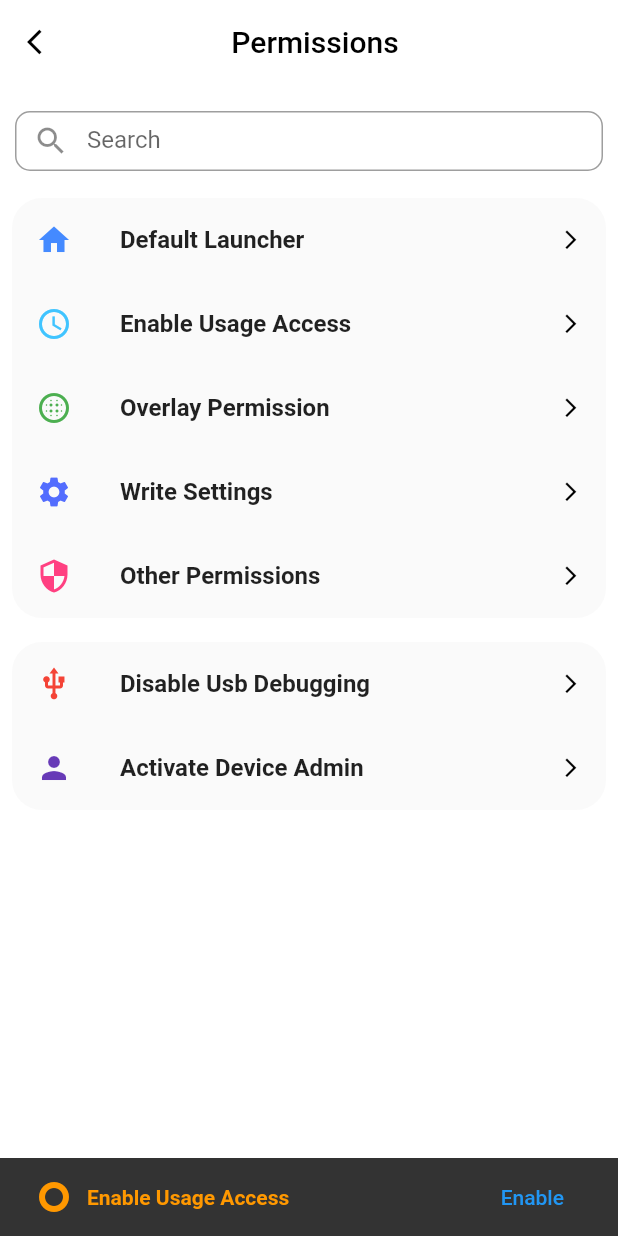
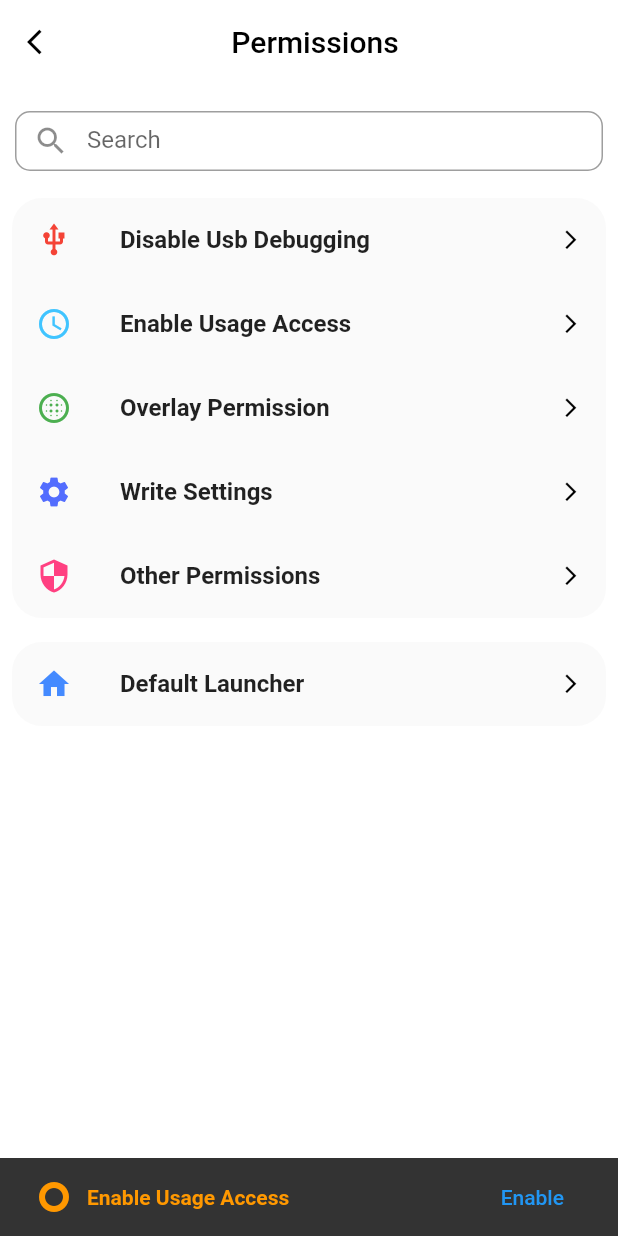
Before and after one commit to CipherMDM/swey, a Flutter app: the PermissionsPage screen opened directly, after a tap on "Default Launcher", on a phone screen of 412 x 824 dp. Run offline on Flutter 3.47's test engine with Material 2 defaults, Android fonts, the phone set to English and light mode, and no system bars; our stand-ins replace sembast; missing offline and left inert: device_apps, permissions_kiosk; statements that could not run were skipped.

```diff
--- a/lib/setUp.dart
+++ b/lib/setUp.dart
@@ -10,6 +10,8 @@ import 'package:sembast/sembast.dart';
 import 'DataBase/db.dart';
 
 class SetUp extends StatefulWidget {
+  bool back;
+  SetUp({this.back});
   @override
   _SetUpState createState() => _SetUpState();
 }
@@ -54,7 +56,7 @@ class _SetUpState extends State<SetUp> {
       appBar: AppBar(
         elevation: 0,
         backgroundColor: Colors.white,
-        leading: IconButton(icon: Icon(Icons.arrow_back_ios,size: 20,color: Colors.black,),onPressed: (){Navigator.of(context).pop();},),
+        leading: widget.back==null? IconButton(icon: Icon(Icons.arrow_back_ios,size: 20,color: Colors.black,),onPressed: (){Navigator.of(context).pop();},):Center(),
         actions: <Widget>[
           IconButton(icon: Icon(Icons.highlight_off,color: Colors.red,),onPressed: (){
              methodChannel.invokeMethod("Deactivate").then((_){
--- a/lib/setup/permissionspage.dart
+++ b/lib/setup/permissionspage.dart
@@ -1,9 +1,9 @@
 import 'dart:async';
-
 import 'package:flutter/cupertino.dart';
 import 'package:flutter/material.dart';
 import 'package:flutter/services.dart';
 import 'package:permissions_kiosk/permissions_kiosk.dart';
+import 'package:swey/DataBase/db.dart';
 import 'package:swey/systemconfig.dart';
 // import 'package:permission_handler/permission_handler.dart';
 
@@ -57,12 +57,12 @@ class _PermissionsState extends State<PermissionsPage> {
 
     await PermissionsKiosk.currentLauncher().then((islan){
                                                   if(islan){
-                                              if(mounted)
+
                                                setState(() {
                                                  laun = Colors.green;
                                                });
                                            }else{
-                                             if(mounted)
+
                                                 setState(() {
                                                  laun = Colors.transparent;
                                                });
@@ -70,13 +70,13 @@ class _PermissionsState extends State<PermissionsPage> {
                            });
     await PermissionsKiosk.isUsageSettings().then((isus){
                                              if(isus){
-                                              if(mounted)
+
                                                setState(() {
                                                  usage = Colors.green;
                                                  isusage = true;
                                                });
                                            }else{
-                                             if(mounted)
+
                                                 setState(() {
                                                  usage = Colors.transparent;
                                                  isusage = false;
@@ -85,13 +85,13 @@ class _PermissionsState extends State<PermissionsPage> {
                            });
     await PermissionsKiosk.isDrawSettings().then((isdr){
                                                   if(isdr){
-                                            if(mounted)
+
                                                setState(() {
                                                  draw = Colors.green;
                                                  isdraw = true;
                                                });
                                            }else{
-                                             if(mounted)
+
                                                 setState(() {
                                                  draw = Colors.transparent;
                                                   isdraw = false;
@@ -100,14 +100,14 @@ class _PermissionsState extends State<PermissionsPage> {
                            });
     await PermissionsKiosk.isWriteSettings().then((iswr){
                                                   if(iswr){
-                                              if(mounted)
+
 
                                                setState(() {
                                                  write = Colors.green;
                                                   iswrite = true;
                                                });
                                            }else{
-                                              if(mounted)
+
 
                                                 setState(() {
                                                   write = Colors.transparent;
@@ -120,6 +120,7 @@ class _PermissionsState extends State<PermissionsPage> {
 
       if(!_){
          usb = Colors.green;
+         isusb=true;
 
       }
     });
@@ -239,86 +240,23 @@ class _PermissionsState extends State<PermissionsPage> {
                         children: <Widget>[
 
                            ListTile(
-                            leading: Icon(Icons.home,color: Colors.blueAccent),
-                            title: Row(
+                            trailing: Icon(Icons.arrow_forward_ios,color: Colors.black,size: 15,),
+                            leading: Icon(Icons.usb,color: Colors.red,),
+
+                            title:Row(
                               mainAxisAlignment: MainAxisAlignment.spaceBetween,
                               children: <Widget>[
-                                 Text("Default Launcher",style: TextStyle(fontWeight: FontWeight.bold),),
-                                 Icon(CupertinoIcons.check_mark_circled_solid,color: laun,)
-
-
+                                Text("Disable Usb Debugging",style: TextStyle(fontWeight: FontWeight.bold),),
+                                Icon(CupertinoIcons.check_mark_circled_solid,color: usb,)
 
                               ],
                             ),
-                            trailing: Icon(Icons.arrow_forward_ios,color: Colors.black,size: 15,),
                             onTap: (){
-                                      if(!isusage){
-
-                                          Scaffold.of(context).showSnackBar(
-                                            SnackBar(
-                                              action: SnackBarAction(label: "Enable",onPressed: (){
-                                                   PermissionsKiosk.getUsageSettings();
-                                              },),
-                                              content:Row(
-
-                                              children: <Widget>[
-                                                 Padding(
-                                                  padding: EdgeInsets.only(right: 10),
-                                                  child:  Icon(Icons.trip_origin,color: Colors.orange,),
-                                                ),
-                                                Text("Enable Usage Access",style: TextStyle(color: Colors.orange,fontWeight: FontWeight.bold),)
-
-                                              ],),
-
-                                              ));
-
-                                      }else if(!isdraw){
-
-                                          Scaffold.of(context).showSnackBar(
-                                            SnackBar(
-                                              action: SnackBarAction(label: "Enable",onPressed: (){
-                                                   PermissionsKiosk.getDrawSettings();
-                                              },),
-                                              content:Row(
-                                              children: <Widget>[
-                                                Padding(
-                                                  padding: EdgeInsets.only(right: 10),
-                                                  child:  Icon(Icons.trip_origin,color: Colors.orange,),
-                                                ),
-                                                Text("Enable Overlay Permissions",style: TextStyle(color: Colors.orange,fontWeight: FontWeight.bold),)
-
-                                              ],),
-
-                                              ));
-
-                                      }else if(!iswrite){
-
-                                          Scaffold.of(context).showSnackBar(
-                                            SnackBar(
-                                              action: SnackBarAction(label: "Enable",onPressed: (){
-                                                   PermissionsKiosk.getWriteSettings();
-                                              },),
-                                              content:Row(
-                                              children: <Widget>[
-                                                 Padding(
-                                                  padding: EdgeInsets.only(right: 10),
-                                                  child:  Icon(Icons.trip_origin,color: Colors.orange,),
-                                                ),
-                                                Text("Enable Write Settings",style: TextStyle(color: Colors.orange,fontWeight: FontWeight.bold),)
-
-                                              ],),
-
-                                              ));
-
-                                      }else{
-                                        PermissionsKiosk.setLauncher();
-                                      }
+                                methodChannel.invokeMethod("OpenDev");
+                            },
+                            ),
 
 
-
-
-                            },
-                            ),
                            ListTile(
                             leading: Icon(Icons.access_time,color: Colors.lightBlueAccent),
                             title: Row(
@@ -407,30 +345,121 @@ class _PermissionsState extends State<PermissionsPage> {
                       borderRadius: BorderRadius.circular(20),
                       child: Column(
                         children: <Widget>[
-                          ListTile(
-                            trailing: Icon(Icons.arrow_forward_ios,color: Colors.black,size: 15,),
-                            leading: Icon(Icons.usb,color: Colors.red,),
-
-                            title:Row(
+                           ListTile(
+                            leading: Icon(Icons.home,color: Colors.blueAccent),
+                            title: Row(
                               mainAxisAlignment: MainAxisAlignment.spaceBetween,
                               children: <Widget>[
-                                Text("Disable Usb Debugging",style: TextStyle(fontWeight: FontWeight.bold),),
-                                Icon(CupertinoIcons.check_mark_circled_solid,color: usb,)
+                                 Text("Default Launcher",style: TextStyle(fontWeight: FontWeight.bold),),
+                                //  Icon(CupertinoIcons.check_mark_circled_solid,color: laun,)
+
+
 
                               ],
                             ),
-                            onTap: (){
-                                methodChannel.invokeMethod("OpenDev");
-                            },
-                            ),
-                          ListTile(
-                            leading: Icon(Icons.person,color: Colors.deepPurple,),
-                            title: Text("Activate Device Admin",style: TextStyle(fontWeight: FontWeight.bold),),
                             trailing: Icon(Icons.arrow_forward_ios,color: Colors.black,size: 15,),
                             onTap: (){
+                                      if(!isusage){
+
+                                          Scaffold.of(context).showSnackBar(
+                                            SnackBar(
+                                              action: SnackBarAction(label: "Enable",onPressed: (){
+                                                   PermissionsKiosk.getUsageSettings();
+                                              },),
+                                              content:Row(
+
+                                              children: <Widget>[
+                                                 Padding(
+                                                  padding: EdgeInsets.only(right: 10),
+                                                  child:  Icon(Icons.trip_origin,color: Colors.orange,),
+                                                ),
+                                                Text("Enable Usage Access",style: TextStyle(color: Colors.orange,fontWeight: FontWeight.bold),)
+
+                                              ],),
+
+                                              ));
+
+                                      }
+                                      else if(!isusb){
+
+                                          Scaffold.of(context).showSnackBar(
+                                            SnackBar(
+                                              action: SnackBarAction(label: "Disable",onPressed: (){
+                                                   methodChannel.invokeMethod("OpenDev");
+                                              },),
+                                              content:Row(
+
+                                              children: <Widget>[
+                                                 Padding(
+                                                  padding: EdgeInsets.only(right: 10),
+                                                  child:  Icon(Icons.trip_origin,color: Colors.orange,),
+                                                ),
+                                                Text("Disable Usb Debugging",style: TextStyle(color: Colors.orange,fontWeight: FontWeight.bold),)
+
+                                              ],),
+
+                                              ));
+
+                                      }
+                                      else if(!isdraw){
+
+                                          Scaffold.of(context).showSnackBar(
+                                            SnackBar(
+                                              action: SnackBarAction(label: "Enable",onPressed: (){
+                                                   PermissionsKiosk.getDrawSettings();
+                                              },),
+                                              content:Row(
+                                              children: <Widget>[
+                                                Padding(
+                                                  padding: EdgeInsets.only(right: 10),
+                                                  child:  Icon(Icons.trip_origin,color: Colors.orange,),
+                                                ),
+                                                Text("Enable Overlay Permissions",style: TextStyle(color: Colors.orange,fontWeight: FontWeight.bold),)
+
+                                              ],),
+
+                                              ));
+
+                                      }else if(!iswrite){
+
+                                          Scaffold.of(context).showSnackBar(
+                                            SnackBar(
+                                              action: SnackBarAction(label: "Enable",onPressed: (){
+                                                   PermissionsKiosk.getWriteSettings();
+                                              },),
+                                              content:Row(
+                                              children: <Widget>[
+                                                 Padding(
+                                                  padding: EdgeInsets.only(right: 10),
+                                                  child:  Icon(Icons.trip_origin,color: Colors.orange,),
+                                                ),
+                                                Text("Enable Write Settings",style: TextStyle(color: Colors.orange,fontWeight: FontWeight.bold),)
+
+                                              ],),
+
+                                              ));
+
+                                      }else{
+                                         db_handler.store.record("SetUp").add(db_handler.db, true).then((_){
+                                             PermissionsKiosk.setLauncher();
+                                         });
+
+                                      }
+
+
+
 
                             },
                             ),
+
+                          // ListTile(
+                          //   leading: Icon(Icons.person,color: Colors.deepPurple,),
+                          //   title: Text("Activate Device Admin",style: TextStyle(fontWeight: FontWeight.bold),),
+                          //   trailing: Icon(Icons.arrow_forward_ios,color: Colors.black,size: 15,),
+                          //   onTap: (){
+
+                          //   },
+                          //   ),
 
 
 
```
Also changed, not shown: lib/homepage.dart (+23 -9 lines), 1 other file.
